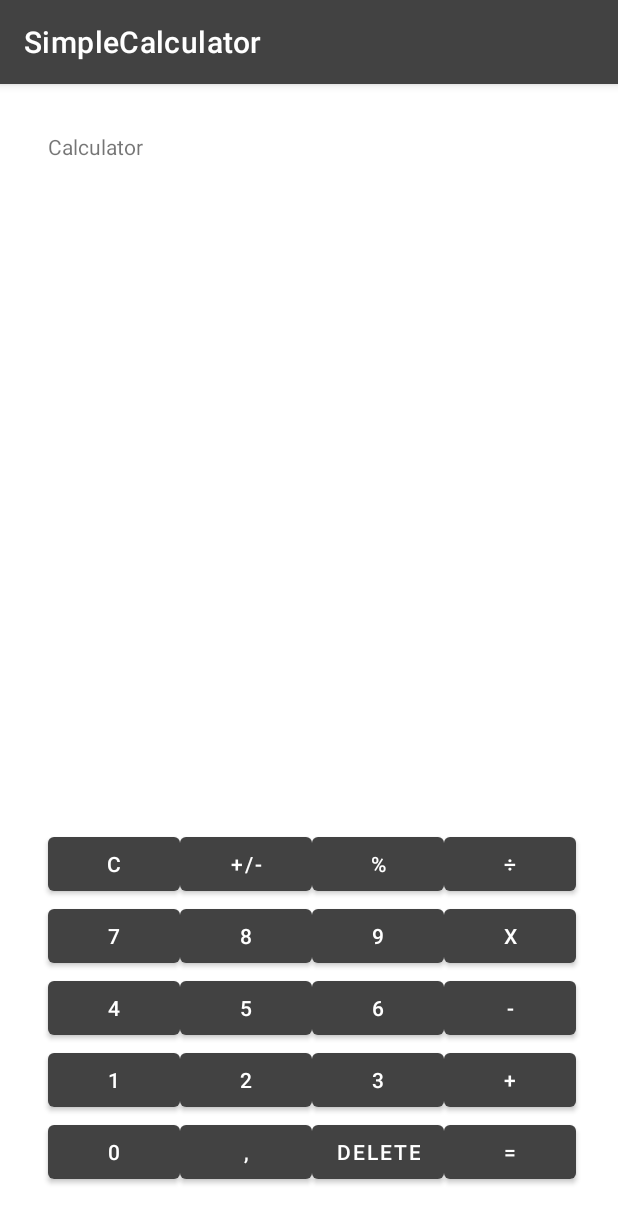
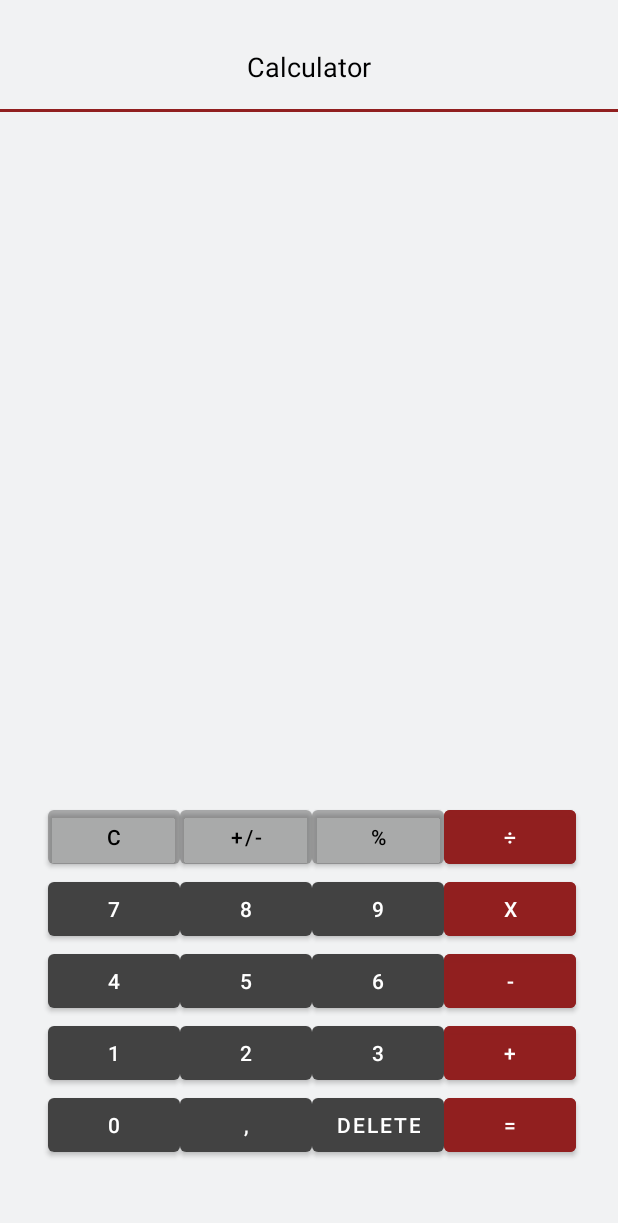
Before and after one commit to eleniKougiou/Calculator_Converter, an Android app: the MainActivity screen opened directly, with no data from a screen before it, on a phone screen of 412 x 824 dp. Shown: the top 1223 px of the screen. Run offline under Robolectric (Android 15) with nearby library versions, the phone set to English and light mode, and no system bars; network calls fail.

Commit message:
New interface

```diff
--- a/app/src/main/res/layout/activity_main.xml
+++ b/app/src/main/res/layout/activity_main.xml
@@ -4,7 +4,8 @@
     xmlns:app="http://schemas.android.com/apk/res-auto"
     xmlns:tools="http://schemas.android.com/tools"
     android:layout_width="match_parent"
-    android:layout_height="match_parent">
+    android:layout_height="match_parent"
+    android:background="#2DB0B4BC">
 
     <Button
         android:id="@+id/button0"
@@ -12,7 +13,7 @@
         android:layout_height="wrap_content"
         android:layout_marginStart="32dp"
         android:layout_marginLeft="32dp"
-        android:layout_marginBottom="32dp"
+        android:layout_marginBottom="50dp"
         android:text="0"
         app:layout_constraintBottom_toBottomOf="parent"
         app:layout_constraintStart_toStartOf="parent" />
@@ -100,6 +101,7 @@
         android:layout_width="wrap_content"
         android:layout_height="wrap_content"
         android:text="+"
+        android:backgroundTint="#F2911F1F"
         app:layout_constraintBottom_toTopOf="@+id/button0"
         app:layout_constraintStart_toEndOf="@+id/button3" />
 
@@ -108,6 +110,7 @@
         android:layout_width="wrap_content"
         android:layout_height="wrap_content"
         android:text="-"
+        android:backgroundTint="#F2911F1F"
         app:layout_constraintBottom_toTopOf="@+id/buttonAdd"
         app:layout_constraintStart_toEndOf="@+id/button6" />
 
@@ -116,6 +119,7 @@
         android:layout_width="wrap_content"
         android:layout_height="wrap_content"
         android:text="x"
+        android:backgroundTint="#F2911F1F"
         app:layout_constraintBottom_toTopOf="@+id/buttonSub"
         app:layout_constraintStart_toEndOf="@+id/button9" />
 
@@ -124,6 +128,7 @@
         android:layout_width="wrap_content"
         android:layout_height="wrap_content"
         android:text="÷"
+        android:backgroundTint="#F2911F1F"
         app:layout_constraintBottom_toTopOf="@+id/buttonMul"
         app:layout_constraintStart_toEndOf="@+id/buttonPerc" />
 
@@ -134,6 +139,8 @@
         android:layout_marginStart="32dp"
         android:layout_marginLeft="32dp"
         android:text="C"
+        android:backgroundTint="#3B424242"
+        android:textColor="@color/black"
         app:layout_constraintBottom_toTopOf="@+id/button7"
         app:layout_constraintStart_toStartOf="parent" />
 
@@ -142,6 +149,8 @@
         android:layout_width="wrap_content"
         android:layout_height="wrap_content"
         android:text="+/-"
+        android:backgroundTint="#3B424242"
+        android:textColor="@color/black"
         app:layout_constraintBottom_toTopOf="@+id/button8"
         app:layout_constraintStart_toEndOf="@+id/buttonClear" />
 
@@ -150,6 +159,8 @@
         android:layout_width="wrap_content"
         android:layout_height="wrap_content"
         android:text="%"
+        android:backgroundTint="#3B424242"
+        android:textColor="@color/black"
         app:layout_constraintBottom_toTopOf="@+id/button9"
         app:layout_constraintStart_toEndOf="@+id/buttonPlusMinus" />
 
@@ -165,7 +176,8 @@
         android:id="@+id/buttonEq"
         android:layout_width="wrap_content"
         android:layout_height="wrap_content"
-        android:layout_marginBottom="32dp"
+        android:layout_marginBottom="50dp"
+        android:backgroundTint="#911F1F"
         android:text="="
         app:layout_constraintBottom_toBottomOf="parent"
         app:layout_constraintStart_toEndOf="@+id/buttonDel" />
@@ -174,7 +186,9 @@
         android:id="@+id/numExpr"
         android:layout_width="wrap_content"
         android:layout_height="wrap_content"
-        android:layout_marginBottom="32dp"
+        android:layout_marginBottom="50dp"
+        android:textSize="18sp"
+        android:textColor="@color/black"
         app:layout_constraintBottom_toTopOf="@+id/buttonPlusMinus"
         app:layout_constraintEnd_toEndOf="parent"
         app:layout_constraintStart_toStartOf="parent" />
@@ -183,20 +197,31 @@
         android:id="@+id/buttonDel"
         android:layout_width="wrap_content"
         android:layout_height="wrap_content"
-        android:layout_marginBottom="32dp"
+        android:layout_marginBottom="50dp"
         android:text="delete"
         app:layout_constraintBottom_toBottomOf="parent"
         app:layout_constraintStart_toEndOf="@+id/buttonComma" />
 
     <TextView
-        android:id="@+id/textView2"
+        android:id="@+id/Calculator"
         android:layout_width="wrap_content"
         android:layout_height="wrap_content"
-        android:layout_marginStart="32dp"
-        android:layout_marginLeft="32dp"
         android:layout_marginTop="32dp"
         android:text="Calculator"
+        android:textColor="@color/black"
+        android:textSize="18sp"
+        app:layout_constraintEnd_toEndOf="parent"
         app:layout_constraintStart_toStartOf="parent"
         app:layout_constraintTop_toTopOf="parent" />
 
+    <View
+        android:layout_width="match_parent"
+        android:layout_height="2dp"
+        android:layout_marginTop="16dp"
+        android:background="#911F1F"
+        app:layout_constraintEnd_toEndOf="parent"
+        app:layout_constraintStart_toStartOf="parent"
+        app:layout_constraintTop_toBottomOf="@+id/Calculator"
+        tools:ignore="MissingConstraints" />
+
 </androidx.constraintlayout.widget.ConstraintLayout>
--- a/app/src/main/res/values/themes.xml
+++ b/app/src/main/res/values/themes.xml
@@ -1,6 +1,6 @@
 <resources xmlns:tools="http://schemas.android.com/tools">
     <!-- Base application theme. -->
-    <style name="Theme.SimpleCalculator" parent="Theme.MaterialComponents.DayNight.DarkActionBar">
+    <style name="Theme.SimpleCalculator" parent="Theme.MaterialComponents.DayNight.NoActionBar">
         <!-- Primary brand color. -->
         <item name="colorPrimary">@color/cardview_dark_background</item>
         <item name="colorPrimaryVariant">@color/black</item>
```
Also changed, not shown: app/src/main/java/com/test/simplecalculator/ConvertActivity.java (+3 -1 lines), app/src/main/java/com/test/simplecalculator/Json.java (+0 -15 lines), app/src/main/java/com/test/simplecalculator/MainActivity.java (+168 -108 lines), app/src/main/res/layout/activity_convert.xml (+25 -13 lines), app/src/main/res/layout/activity_start.xml (+21 -13 lines).
